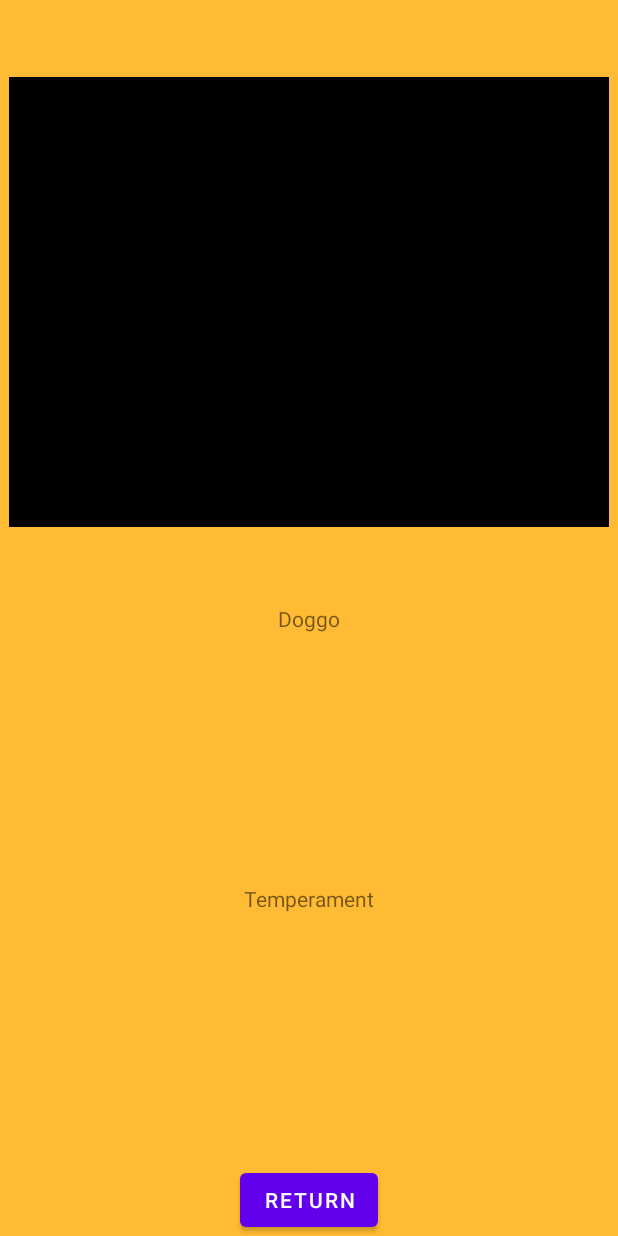
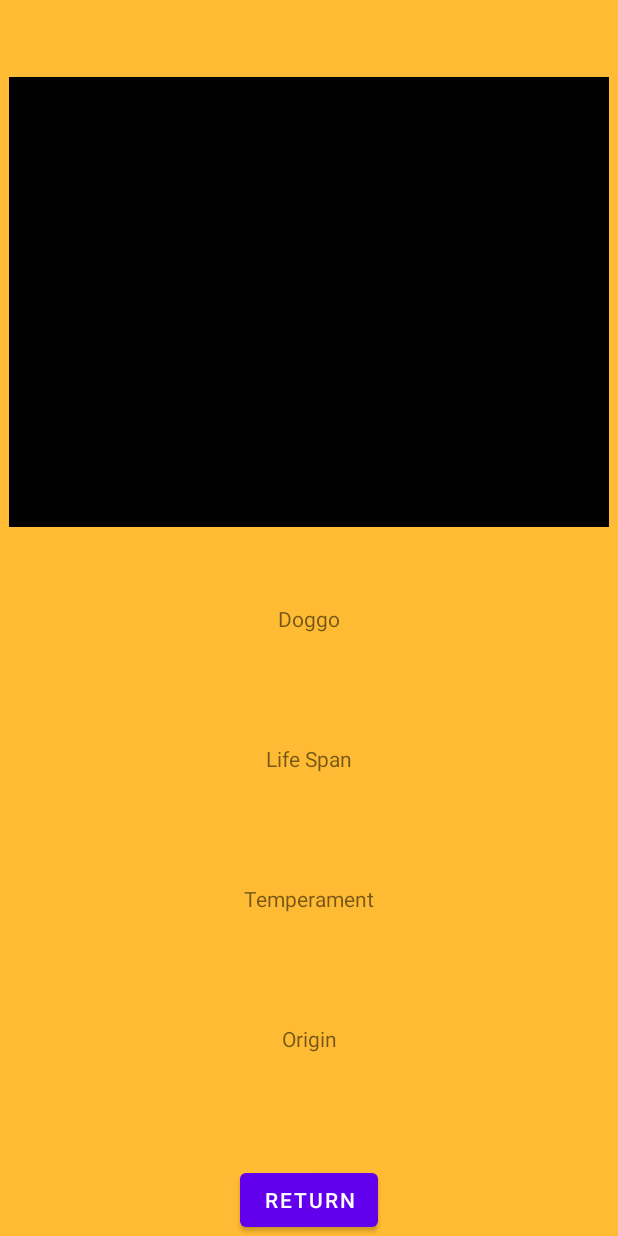
Before and after one commit to Cyann-chan/MyDoggoMobile, an Android app: the layout fragment_detail_doggo.xml on its own in the app's theme, with its tools: preview values and no code run, on a phone screen of 412 x 824 dp. Run offline under Robolectric (Android 15) with nearby library versions, the phone set to English and light mode, and no system bars.

Commit message:
Add life span and origin

```diff
--- a/app/src/main/java/com/example/mydoggomobile/presentation/list/DoggoListFragment.kt
+++ b/app/src/main/java/com/example/mydoggomobile/presentation/list/DoggoListFragment.kt
@@ -83,7 +83,9 @@ class DoggoListFragment : Fragment() {
         findNavController().navigate(R.id.navigateToDoggoDetailFragment, bundleOf(
                 "DoggoArg" to doggo.name,
                 "DoggoTemp" to doggo.temperament,
-                "url" to doggo.image.url
+                "url" to doggo.image.url,
+                "DoggoLife" to doggo.life_span,
+                "DoggoOrigin" to doggo.origin
         ))
     }
 }
--- a/app/src/main/java/com/example/mydoggomobile/presentation/list/api/DoggoListResponse.kt
+++ b/app/src/main/java/com/example/mydoggomobile/presentation/list/api/DoggoListResponse.kt
@@ -3,5 +3,7 @@ package com.example.mydoggomobile.presentation.list.api
 data class DoggoListResponse(
     val name: String,
     val temperament : String,
+    val life_span: String,
+    val origin: String,
     val image : Image
 )
--- a/app/src/main/res/layout/fragment_detail_doggo.xml
+++ b/app/src/main/res/layout/fragment_detail_doggo.xml
@@ -38,11 +38,31 @@
         tools:ignore="MissingConstraints" />
 
     <TextView
+        android:id="@+id/doggo_life_span"
+        android:layout_width="wrap_content"
+        android:layout_height="wrap_content"
+        tools:text="Life Span"
+        app:layout_constraintTop_toBottomOf="@id/doggo_detail"
+        app:layout_constraintBottom_toTopOf="@id/doggo_temperament"
+        app:layout_constraintRight_toRightOf="parent"
+        app:layout_constraintLeft_toLeftOf="parent"/>
+
+    <TextView
         android:id="@+id/doggo_temperament"
         android:layout_width="wrap_content"
         android:layout_height="wrap_content"
         tools:text="Temperament"
         app:layout_constraintTop_toBottomOf="@id/doggo_detail"
+        app:layout_constraintBottom_toTopOf="@id/button_third"
+        app:layout_constraintRight_toRightOf="parent"
+        app:layout_constraintLeft_toLeftOf="parent"/>
+
+    <TextView
+        android:id="@+id/doggo_origin"
+        android:layout_width="wrap_content"
+        android:layout_height="wrap_content"
+        tools:text="Origin"
+        app:layout_constraintTop_toBottomOf="@id/doggo_temperament"
         app:layout_constraintBottom_toTopOf="@id/button_third"
         app:layout_constraintRight_toRightOf="parent"
         app:layout_constraintLeft_toLeftOf="parent"/>
```
Also changed, not shown: app/src/main/java/com/example/mydoggomobile/presentation/list/DoggoDetailFragment.kt (+8 -0 lines), app/src/main/res/navigation/nav_graph.xml (+8 -0 lines).
